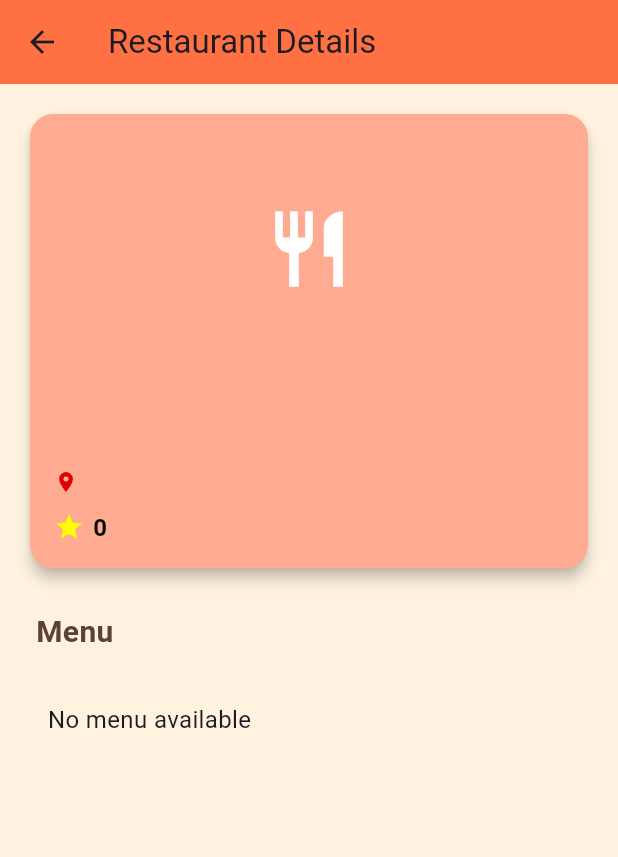
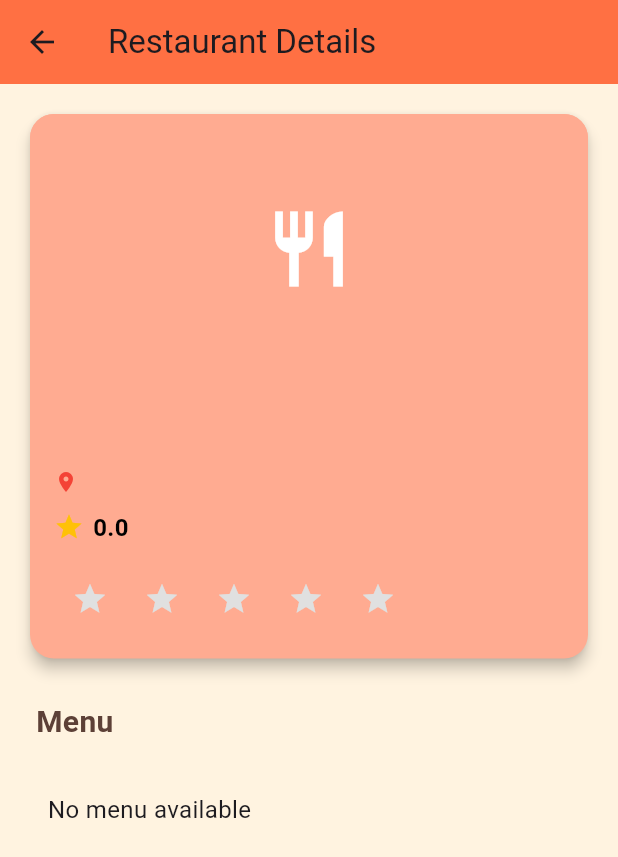
Before and after one commit to Muaz2004/mu_delivery, a Flutter app: the ResdetailPage screen opened directly with empty values, on a phone screen of 412 x 824 dp. Shown: the top 857 px of the screen. Run offline on Flutter 3.47's test engine with Material 3 defaults, Android fonts, the phone set to English and light mode, and no system bars; our stand-ins replace cloud_firestore, firebase_auth, firebase_core; accounts and stored records are empty.

Commit message:
rating logic added

```diff
--- a/lib/resdetail_page.dart
+++ b/lib/resdetail_page.dart
@@ -1,11 +1,57 @@
 import 'package:flutter/material.dart';
 import 'package:cloud_firestore/cloud_firestore.dart';
 import 'package:mu_delivery/foodetail_page.dart';
+import 'package:firebase_auth/firebase_auth.dart';
 
-class ResdetailPage extends StatelessWidget {
+class ResdetailPage extends StatefulWidget {
   final String restaurantId;
 
   const ResdetailPage({super.key, required this.restaurantId});
+
+  @override
+  State<ResdetailPage> createState() => _ResdetailPageState();
+}
+
+class _ResdetailPageState extends State<ResdetailPage> {
+  double? userRating; // store current user's rating
+
+  // save rating to Firestore
+  Future<void> _rateRestaurant(double rating) async {
+    final userId = FirebaseAuth.instance.currentUser?.uid;
+    if (userId == null) return;
+
+    final ratingRef = FirebaseFirestore.instance
+        .collection('Restorant_table')
+        .doc(widget.restaurantId)
+        .collection('ratings')
+        .doc(userId);
+
+    await ratingRef.set({'rating': rating});
+
+    // recalculate the average
+    final allRatings = await FirebaseFirestore.instance
+        .collection('Restorant_table')
+        .doc(widget.restaurantId)
+        .collection('ratings')
+        .get();
+
+    if (allRatings.docs.isNotEmpty) {
+      double total = 0;
+      for (var doc in allRatings.docs) {
+        total += (doc['rating'] as num).toDouble();
+      }
+      double avg = total / allRatings.docs.length;
+
+      await FirebaseFirestore.instance
+          .collection('Restorant_table')
+          .doc(widget.restaurantId)
+          .update({'rating': avg});
+    }
+
+    setState(() {
+      userRating = rating;
+    });
+  }
 
   @override
   Widget build(BuildContext context) {
@@ -18,7 +64,7 @@ class ResdetailPage extends StatelessWidget {
       body: StreamBuilder<DocumentSnapshot>(
         stream: FirebaseFirestore.instance
             .collection('Restorant_table')
-            .doc(restaurantId)
+            .doc(widget.restaurantId)
             .snapshots(),
         builder: (context, snapshot) {
           if (!snapshot.hasData) {
@@ -28,7 +74,7 @@ class ResdetailPage extends StatelessWidget {
           final data = snapshot.data!.data() as Map<String, dynamic>;
           final name = data['name'] ?? 'No Name';
           final address = data['adress'] ?? 'No Address';
-          final rating = data['rating'] ?? 0;
+          final rating = (data['rating'] ?? 0).toDouble();
           final imageUrl = data['imageurl'] ?? '';
           final menuRefs = data['menuRef'] as List<dynamic>?;
 
@@ -95,12 +141,14 @@ class ResdetailPage extends StatelessWidget {
                               const SizedBox(height: 8),
                               Row(
                                 children: [
-                                  const Icon(Icons.location_on, size: 16, color: Color.fromARGB(255, 218, 3, 3)),
+                                  const Icon(Icons.location_on,
+                                      size: 16, color: Colors.red),
                                   const SizedBox(width: 4),
                                   Expanded(
                                     child: Text(
                                       address,
-                                      style: const TextStyle(color: Color.fromARGB(255, 12, 12, 12)),
+                                      style: const TextStyle(
+                                          color: Color.fromARGB(255, 12, 12, 12)),
                                     ),
                                   ),
                                 ],
@@ -108,18 +156,38 @@ class ResdetailPage extends StatelessWidget {
                               const SizedBox(height: 8),
                               Row(
                                 children: [
-                                  const Icon(Icons.star, size: 20, color:Color.fromARGB(255, 255, 255, 0)),
+                                  const Icon(Icons.star,
+                                      size: 20, color: Colors.amber),
                                   const SizedBox(width: 6),
                                   Text(
-                                    rating.toString(),
+                                    rating.toStringAsFixed(1),
                                     style: const TextStyle(
                                       fontSize: 16,
                                       fontWeight: FontWeight.bold,
-                                      color: Color.fromARGB(255, 6, 6, 6),
+                                      color: Colors.black,
                                     ),
                                   ),
                                 ],
-                              )
+                              ),
+                              const SizedBox(height: 12),
+
+                              // ⭐ user rating section
+                              Row(
+                                children: List.generate(5, (index) {
+                                  double starValue = index + 1;
+                                  return IconButton(
+                                    icon: Icon(
+                                      Icons.star,
+                                      color: (userRating ?? rating) >= starValue
+                                          ? Colors.amber
+                                          : Colors.grey[300],
+                                    ),
+                                    onPressed: () {
+                                      _rateRestaurant(starValue);
+                                    },
+                                  );
+                                }),
+                              ),
                             ],
                           ),
                         )
@@ -170,11 +238,12 @@ class ResdetailPage extends StatelessWidget {
                           physics: const NeverScrollableScrollPhysics(),
                           padding: const EdgeInsets.only(bottom: 16),
                           itemCount: menuDocs.length,
-                          gridDelegate: const SliverGridDelegateWithFixedCrossAxisCount(
-                            crossAxisCount: 3, // Changed to 3 per row
+                          gridDelegate:
+                              const SliverGridDelegateWithFixedCrossAxisCount(
+                            crossAxisCount: 3,
                             mainAxisSpacing: 12,
                             crossAxisSpacing: 12,
-                            childAspectRatio: 0.7, // Adjusted for better proportions
+                            childAspectRatio: 0.7,
                           ),
                           itemBuilder: (context, index) {
                             final menuData =
@@ -202,9 +271,8 @@ class ResdetailPage extends StatelessWidget {
                                 child: Column(
                                   crossAxisAlignment: CrossAxisAlignment.stretch,
                                   children: [
-                                    // Food image with placeholder
                                     Container(
-                                      height: 90, // Adjusted height for 3-column layout
+                                      height: 90,
                                       decoration: BoxDecoration(
                                         color: const Color(0xFFFFCCBC),
                                         borderRadius: const BorderRadius.vertical(
@@ -220,7 +288,8 @@ class ResdetailPage extends StatelessWidget {
                                                 imageUrl,
                                                 width: double.infinity,
                                                 fit: BoxFit.cover,
-                                                errorBuilder: (context, error, stackTrace) {
+                                                errorBuilder:
+                                                    (context, error, stackTrace) {
                                                   return Container(
                                                     color: const Color(0xFFFFCCBC),
                                                     child: const Icon(
@@ -241,11 +310,11 @@ class ResdetailPage extends StatelessWidget {
                                               ),
                                       ),
                                     ),
-                                    // Food details
                                     Padding(
                                       padding: const EdgeInsets.all(8.0),
                                       child: Column(
-                                        crossAxisAlignment: CrossAxisAlignment.center,
+                                        crossAxisAlignment:
+                                            CrossAxisAlignment.center,
                                         children: [
                                           Text(
                                             foodName,
@@ -255,7 +324,7 @@ class ResdetailPage extends StatelessWidget {
                                             style: const TextStyle(
                                               fontWeight: FontWeight.bold,
                                               fontSize: 12,
-                                              color: Color.fromARGB(255, 8, 8, 8),
+                                              color: Colors.black,
                                             ),
                                           ),
                                           const SizedBox(height: 6),
@@ -264,7 +333,7 @@ class ResdetailPage extends StatelessWidget {
                                             style: const TextStyle(
                                               fontWeight: FontWeight.bold,
                                               fontSize: 14,
-                                              color: Color.fromARGB(255, 12, 12, 12),
+                                              color: Colors.black,
                                             ),
                                           ),
                                         ],
```
